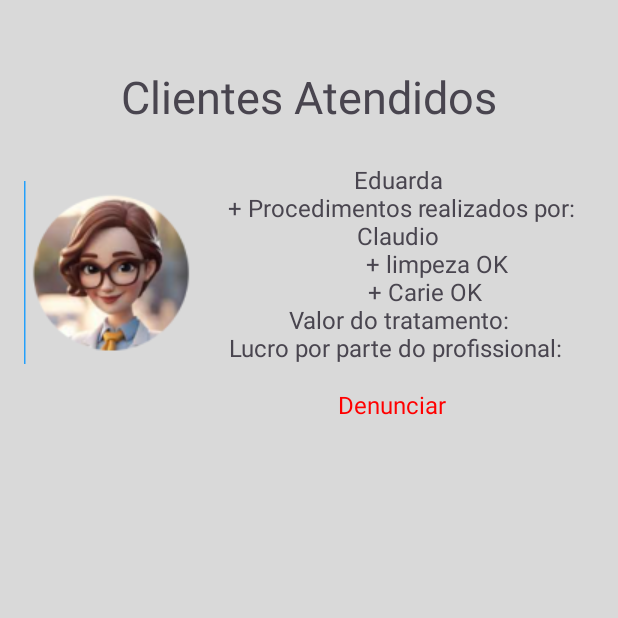
After one commit to renan-b-eth/projetoOdontoMobile, an Android app: the ClientesAtendidos screen opened directly, with no data from a screen before it, on a phone screen of 412 x 824 dp, the top half of it. The commit adds this screen. Run offline under Robolectric (Android 15) with nearby library versions, the phone set to English and light mode, and no system bars.

Commit message:
Tela Cliente atendido

```diff
--- a/app/src/main/AndroidManifest.xml
+++ b/app/src/main/AndroidManifest.xml
@@ -12,6 +12,9 @@
         android:supportsRtl="true"
         android:theme="@style/Theme.ProjetoOdonto"
         tools:targetApi="31">
+        <activity
+            android:name=".ClientesAtendidos"
+            android:exported="false" />
         <activity
             android:name=".VerProfissionais"
             android:exported="false" />
--- /dev/null
+++ b/app/src/main/java/com/example/projetoodonto/ClientesAtendidos.kt
@@ -0,0 +1,20 @@
+package com.example.projetoodonto
+
+import android.os.Bundle
+import androidx.activity.enableEdgeToEdge
+import androidx.appcompat.app.AppCompatActivity
+import androidx.core.view.ViewCompat
+import androidx.core.view.WindowInsetsCompat
+
+class ClientesAtendidos : AppCompatActivity() {
+    override fun onCreate(savedInstanceState: Bundle?) {
+        super.onCreate(savedInstanceState)
+        enableEdgeToEdge()
+        setContentView(R.layout.activity_clientes_atendidos)
+        ViewCompat.setOnApplyWindowInsetsListener(findViewById(R.id.main)) { v, insets ->
+            val systemBars = insets.getInsets(WindowInsetsCompat.Type.systemBars())
+            v.setPadding(systemBars.left, systemBars.top, systemBars.right, systemBars.bottom)
+            insets
+        }
+    }
+}
--- /dev/null
+++ b/app/src/main/res/layout/activity_clientes_atendidos.xml
@@ -0,0 +1,58 @@
+<?xml version="1.0" encoding="utf-8"?>
+<androidx.constraintlayout.widget.ConstraintLayout xmlns:android="http://schemas.android.com/apk/res/android"
+    xmlns:app="http://schemas.android.com/apk/res-auto"
+    xmlns:tools="http://schemas.android.com/tools"
+    android:id="@+id/main"
+    android:layout_width="match_parent"
+    android:layout_height="match_parent"
+    android:background="#D9D9D9"
+    tools:context=".ClientesAtendidos">
+
+    <TextView
+        android:id="@+id/textView26"
+        android:layout_width="wrap_content"
+        android:layout_height="wrap_content"
+        android:layout_marginTop="44dp"
+        android:text="@string/ClientesA"
+        android:textSize="30sp"
+        app:layout_constraintEnd_toEndOf="parent"
+        app:layout_constraintStart_toStartOf="parent"
+        app:layout_constraintTop_toTopOf="parent" />
+
+    <ImageView
+        android:id="@+id/imageView9"
+        android:layout_width="wrap_content"
+        android:layout_height="wrap_content"
+        android:layout_marginTop="36dp"
+        app:layout_constraintEnd_toEndOf="parent"
+        app:layout_constraintHorizontal_bias="0.053"
+        app:layout_constraintStart_toStartOf="parent"
+        app:layout_constraintTop_toBottomOf="@+id/textView26"
+        app:srcCompat="@drawable/foto_pro2" />
+
+    <TextView
+        android:id="@+id/textView27"
+        android:layout_width="wrap_content"
+        android:layout_height="wrap_content"
+        android:layout_marginTop="24dp"
+        android:gravity="center"
+        android:text="@string/opa3"
+        android:textSize="16sp"
+        app:layout_constraintEnd_toEndOf="parent"
+        app:layout_constraintHorizontal_bias="0.382"
+        app:layout_constraintStart_toEndOf="@+id/imageView9"
+        app:layout_constraintTop_toBottomOf="@+id/textView26" />
+
+    <TextView
+        android:id="@+id/textView28"
+        android:layout_width="wrap_content"
+        android:layout_height="wrap_content"
+        android:layout_marginTop="16dp"
+        android:text="@string/Denunciar"
+        android:textColor="#FF0000"
+        android:textSize="16sp"
+        app:layout_constraintEnd_toEndOf="parent"
+        app:layout_constraintHorizontal_bias="0.663"
+        app:layout_constraintStart_toStartOf="parent"
+        app:layout_constraintTop_toBottomOf="@+id/textView27" />
+</androidx.constraintlayout.widget.ConstraintLayout>
--- a/app/src/main/res/layout/activity_ver_profissionais.xml
+++ b/app/src/main/res/layout/activity_ver_profissionais.xml
@@ -105,10 +105,8 @@
         android:id="@+id/textView23"
         android:layout_width="wrap_content"
         android:layout_height="wrap_content"
-        android:layout_marginTop="68dp"
         android:text="@string/pa"
         app:layout_constraintEnd_toEndOf="parent"
-        app:layout_constraintHorizontal_bias="0.083"
         app:layout_constraintStart_toStartOf="parent"
         app:layout_constraintTop_toBottomOf="@+id/imageView7" />
 
--- a/app/src/main/res/values/strings.xml
+++ b/app/src/main/res/values/strings.xml
@@ -31,4 +31,8 @@
     <string name="opa32" />
     <string name="pá" />
     <string name="pa">Dr Manoel</string>
+    <string name="ClientesA">Clientes Atendidos</string>
+    <string name="tsadas" />
+    <string name="opa3">"Eduarda\n + Procedimentos realizados por:\nClaudio\n             + limpeza OK\n         + Carie OK\nValor do tratamento:\nLucro por parte do profissional: "</string>
+    <string name="Denunciar">Denunciar</string>
 </resources>
```
